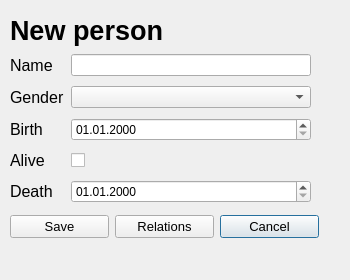
Above: skilaverkefni3/ui/personwindow.ui from Njallzzz/Skilaverkefni before the change. Below: the same form after it.
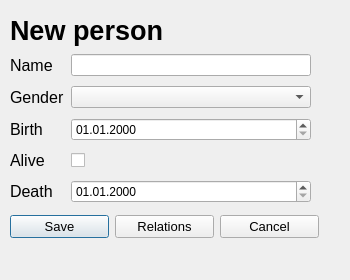
That is the form after the change.

Commit message: changed Save to default button in personwindow

```diff
--- a/skilaverkefni3/ui/personwindow.ui
+++ b/skilaverkefni3/ui/personwindow.ui
@@ -176,6 +176,9 @@
       <property name="text">
        <string>Save</string>
       </property>
+      <property name="default">
+       <bool>true</bool>
+      </property>
      </widget>
     </item>
     <item row="0" column="1">
```
The commit also changes 1 other file.
